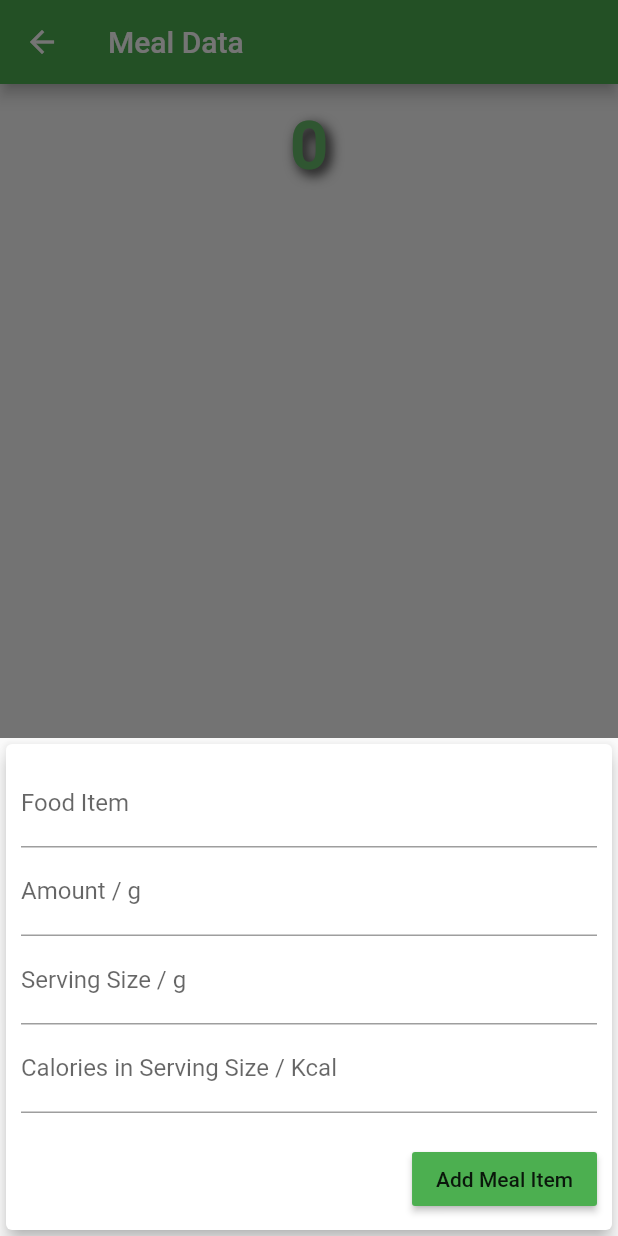
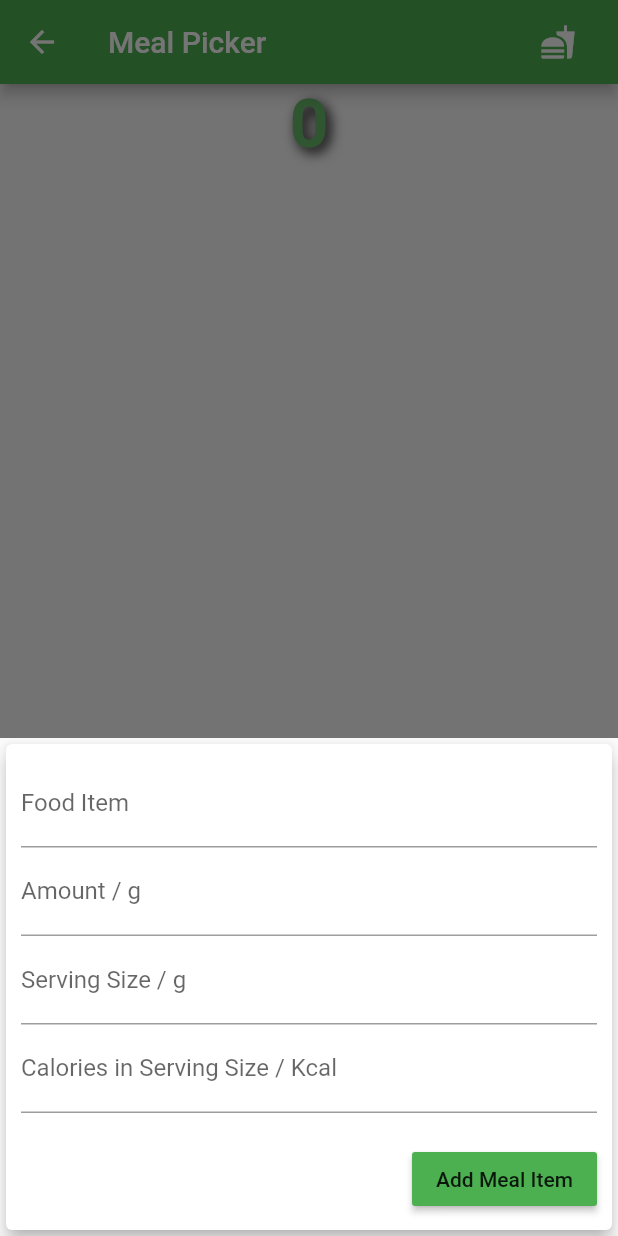
Before and after one commit to 0sf/wloss, a Flutter app: the MealPicker screen opened directly, after a tap on the "add" icon, on a phone screen of 412 x 824 dp. Run offline on Flutter 3.47's test engine with Material 2 defaults, Android fonts, the phone set to English and light mode, and no system bars; our stand-ins replace google_fonts, hive, hive_flutter; accounts and stored records are empty; generated files the repository leaves out were written again.

Commit message:
meal-hive

```diff
--- /dev/null
+++ b/lib/calc_totcal.dart
@@ -0,0 +1,22 @@
+import 'package:hive/hive.dart';
+
+class TotalCalorieCalc {
+  DateTime date;
+
+  TotalCalorieCalc(this.date);
+
+  final mealBox = Hive.box('mealInfo0');
+
+  double totalCalorie() {
+
+    double totalCalorie = 0;
+
+    for (var i = 0; i < mealBox.length; i++) {
+      if (date.day == mealBox.get(i).id.day &&
+          date.month == mealBox.get(i).id.month &&
+          date.year == mealBox.get(i).id.year)
+        totalCalorie += mealBox.getAt(i).consumedCalorie;
+    }
+    return totalCalorie;
+  }
+}
--- a/lib/main.dart
+++ b/lib/main.dart
@@ -1,11 +1,11 @@
 import 'package:flutter/material.dart';
 import 'package:hive/hive.dart';
 import 'package:path_provider/path_provider.dart' as path_provider;
-
 import 'package:wloss/dashboard.dart';
 import 'package:wloss/loginPage.dart';
 import 'package:wloss/meal_picker.dart';
 import 'package:wloss/models/local_user.dart';
+import 'package:wloss/models/meal_model.dart';
 import 'package:wloss/welcomePage.dart';
 import './sign_up.dart';
 import 'hwa_selector.dart';
@@ -16,6 +16,7 @@ void main() async {
       await path_provider.getApplicationDocumentsDirectory();
   Hive.init(appDocumentDirectory.path);
   Hive.registerAdapter(LocalUserAdapter());
+  Hive.registerAdapter(MealModelAdapter());
   runApp(MyApp());
 }
 
--- a/lib/meal_picker.dart
+++ b/lib/meal_picker.dart
@@ -1,7 +1,8 @@
 import 'package:flutter/material.dart';
 import 'package:wloss/dashboard.dart';
+import 'package:wloss/meal_view.dart';
 import 'package:wloss/models/meal_item.dart';
-import 'package:wloss/widgets/calc_totcal.dart';
+import './calc_totcal.dart';
 import 'package:wloss/widgets/meal_list.dart';
 import 'package:wloss/widgets/new_meal_item.dart';
 import 'package:wloss/widgets/total_calorie_count.dart';
@@ -20,34 +21,13 @@ class _MealPickerState extends State<MealPicker> {
     });
   }
 
-  void _addNewMealItem(
-    String txTitle,
-    double txAmount,
-    double txPerCalAm,
-    double txPerGrmCut,
-    double txCons,
-  ) {
-    final newTx = MealItem(
-      id: DateTime.now().toString(),
-      title: txTitle,
-      amount: txAmount,
-      perCalorieCount: txPerCalAm,
-      perGramCount: txPerGrmCut,
-      consumedCalorie: txCons,
-    );
-
-    setState(() {
-      _mealIngredients.add(newTx);
-    });
-  }
-
   void _startAddNewMealItem(BuildContext ctx) {
     showModalBottomSheet(
       context: ctx,
       builder: (_) {
         return GestureDetector(
           onTap: () {},
-          child: NewMealItem(_addNewMealItem),
+          child: NewMealItem(),
           behavior: HitTestBehavior.opaque,
         );
       },
@@ -58,7 +38,19 @@ class _MealPickerState extends State<MealPicker> {
   Widget build(BuildContext context) {
     return Scaffold(
       appBar: AppBar(
-        title: Text("Meal Data"),
+        title: Row(
+          mainAxisAlignment: MainAxisAlignment.spaceBetween,
+          children: <Widget>[
+            Text('Meal Picker'),
+            IconButton(
+              icon: Icon(Icons.fastfood),
+              onPressed: () {
+                Navigator.push(context,
+                    MaterialPageRoute(builder: (context) => new MealView()));
+              },
+            ),
+          ],
+        ),
       ),
       body: SingleChildScrollView(
         child: Column(
@@ -68,7 +60,23 @@ class _MealPickerState extends State<MealPicker> {
               height: (MediaQuery.of(context).size.height -
                       MediaQuery.of(context).padding.top) *
                   0.1,
-              child: TotalCalorieCount(TotalCalorieCalc(_mealIngredients).totalCalorie()),
+              child: Column(
+                children: <Widget>[
+/*                   FutureBuilder(
+                      future: Hive.openBox('mealInfo'),
+                      builder: (BuildContext context, AsyncSnapshot snapshot) {
+                        if (snapshot.connectionState == ConnectionState.done) {
+                          if (snapshot.hasError)
+                            return Text(snapshot.error.toString());
+                          else
+                            return MealView();
+                        } else
+                          return Text('Wait...');
+                      }), */
+                   TotalCalorieCount(
+ TotalCalorieCalc(DateTime.now()).totalCalorie()),
+                ],
+              ),
             ),
             Container(
               height: (MediaQuery.of(context).size.height * 0.8),
@@ -81,15 +89,16 @@ class _MealPickerState extends State<MealPicker> {
       floatingActionButton: Container(
         padding: EdgeInsets.only(left: 10, right: 10),
         child: Container(
-          padding: EdgeInsets.only(left:10, right:10),
+          padding: EdgeInsets.only(left: 10, right: 10),
           child: Row(
             mainAxisAlignment: MainAxisAlignment.spaceBetween,
             children: <Widget>[
               FloatingActionButton(
-                heroTag: "backToDash",
-                  child: Icon(Icons.navigate_before), onPressed: () {
+                  heroTag: "backToDash",
+                  child: Icon(Icons.navigate_before),
+                  onPressed: () {
                     Navigator.push(context,
-                  MaterialPageRoute(builder: (context) => Dashboard()));
+                        MaterialPageRoute(builder: (context) => Dashboard()));
                   }),
               FloatingActionButton(
                 child: Icon(Icons.add),
--- a/lib/models/meal_item.dart
+++ b/lib/models/meal_item.dart
@@ -6,7 +6,7 @@ class MealItem {
   final double perCalorieCount;
   final double perGramCount;
   final double amount;
-  final double consumedCalorie;
+  double consumedCalorie;
 
   MealItem({
     @required this.id,
--- a/lib/models/meal_model.dart
+++ b/lib/models/meal_model.dart
@@ -1,3 +1,38 @@
+import 'package:flutter/cupertino.dart';
+import 'package:hive/hive.dart';
+
+part 'meal_model.g.dart';
+
+@HiveType(typeId: 1)
 class MealModel {
+  @HiveField(0)
+  final DateTime id;
 
+  @HiveField(1)
+  final String foodTitle;
+
+  @HiveField(2)
+  final double portion;
+
+  @HiveField(3)
+  final double calories;
+
+  @HiveField(4)
+  final double amount;
+
+  @HiveField(5)
+  double consumedCalorie;
+
+  @HiveField(6)
+  String mealType;
+
+  MealModel({
+    @required this.id,
+    @required this.foodTitle,
+    @required this.portion,
+    @required this.calories,
+    @required this.amount,
+    this.consumedCalorie,
+    this.mealType,
+  });
 }
--- a/lib/sign_up.dart
+++ b/lib/sign_up.dart
@@ -1,5 +1,6 @@
 import 'package:flutter/material.dart';
 import 'package:intl/intl.dart';
+import 'package:wloss/dash_launch.dart';
 import 'package:wloss/dashboard.dart';
 import 'package:wloss/models/local_user.dart';
 import 'package:hive/hive.dart';
@@ -99,7 +100,7 @@ class _SignUpPageState extends State<SignUpPage> {
           InkWell(
             onTap: () {
               Navigator.push(context,
-                  MaterialPageRoute(builder: (context) => new Dashboard()));
+                  MaterialPageRoute(builder: (context) => new DashLaunch()));
             },
             child: Text(
               'Login',
--- a/lib/widgets/calc_totcal.dart
+++ /dev/null
@@ -1,16 +0,0 @@
-import 'package:wloss/models/meal_item.dart';
-
-class TotalCalorieCalc {
-
-  final List<MealItem> mealList;
-
-  TotalCalorieCalc(this.mealList);
-
-  double totalCalorie() {
-    double totalCalorie = 0;
-    for (var i = 0; i < mealList.length; i++) {
-      totalCalorie += mealList[i].consumedCalorie;
-    }
-    return totalCalorie;
-  }
-}
--- a/lib/widgets/user_info.dart
+++ b/lib/widgets/user_info.dart
@@ -8,7 +8,6 @@ class UserInfo extends StatelessWidget {
   Widget build(BuildContext context) {
     return Scaffold(
       body: Container(
-        child: Container(
         child: ListView.builder(
             itemCount: userBox.length,
             itemBuilder: (context, index) {
@@ -28,7 +27,6 @@ class UserInfo extends StatelessWidget {
               );
             }),
       ),
-      ),
     );
   }
 }
```
Also changed, not shown: lib/calc_bmi.dart (+4 -4 lines), lib/dash_launch.dart (added, +21 -0 lines), lib/meal_view.dart (added, +33 -0 lines), lib/widgets/new_meal_item.dart (+15 -12 lines), lib/models/meal_model.g.dart (added), 3 other files. Lines whose indentation alone changed are shown as unchanged.
